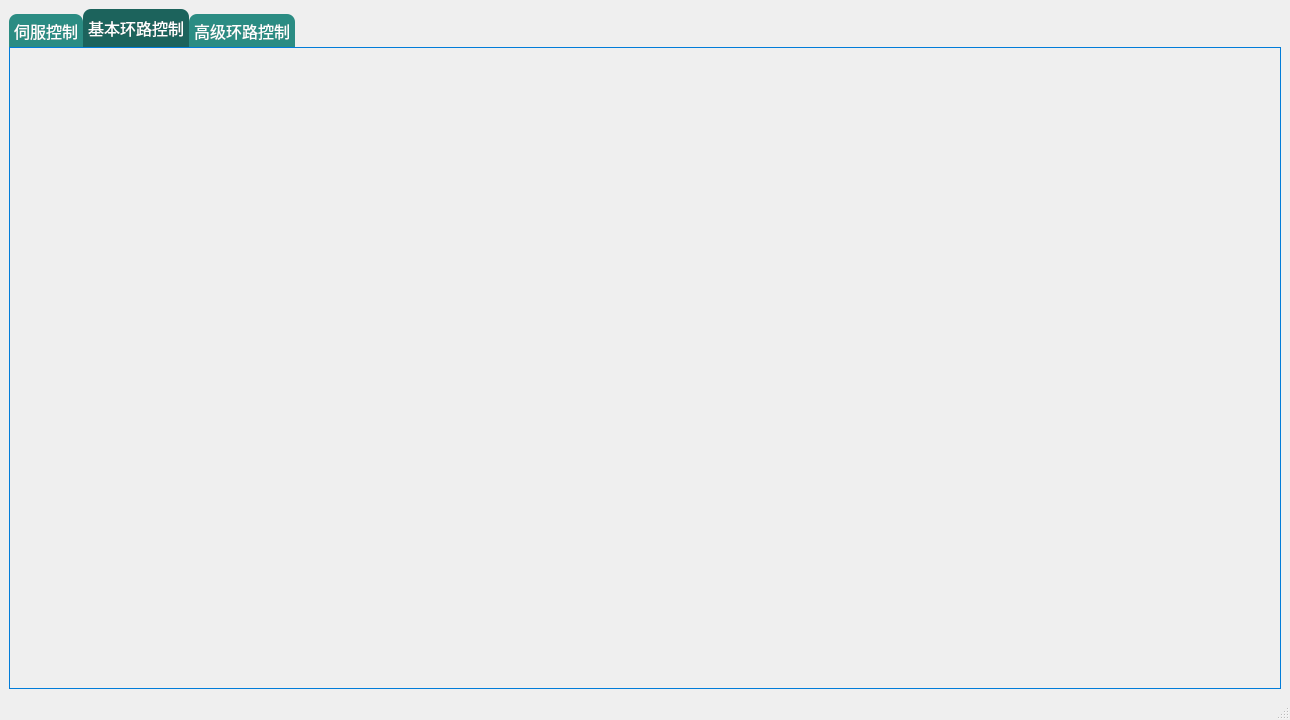
Before: the Qt Designer form mainwindow.ui in Code-Newborn/NewTest_MSVC2017, drawn with Qt 5.
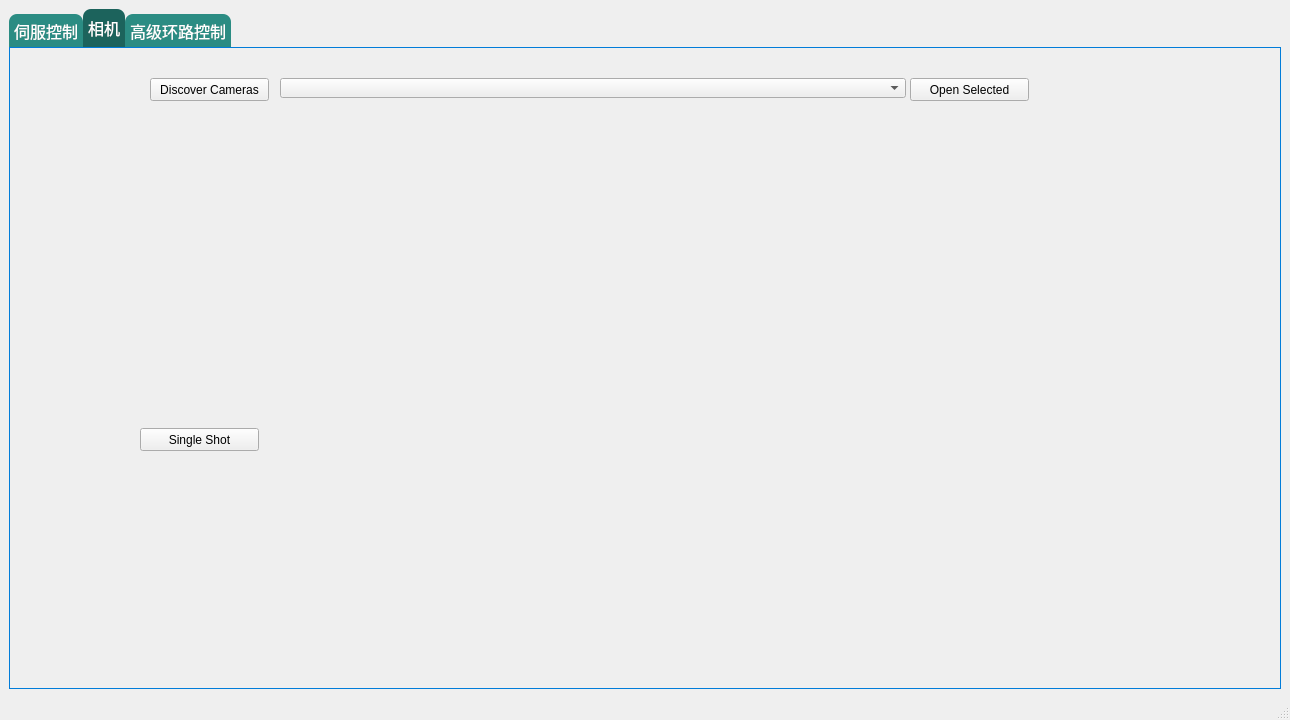
After: the same form once the commit is applied. The open tabs and pages were chosen to show the change. Icons and pictures are not drawn. Custom widgets are drawn as their Qt base class.

Commit message: [update] 检索相机功能

```diff
--- a/mainwindow.ui
+++ b/mainwindow.ui
@@ -1798,8 +1798,83 @@
         </widget>
         <widget class="QWidget" name="tab_2">
          <attribute name="title">
-          <string>基本环路控制</string>
+          <string>相机</string>
          </attribute>
+         <widget class="QWidget" name="image_1" native="true">
+          <property name="geometry">
+           <rect>
+            <x>130</x>
+            <y>110</y>
+            <width>351</width>
+            <height>221</height>
+           </rect>
+          </property>
+          <property name="autoFillBackground">
+           <bool>true</bool>
+          </property>
+         </widget>
+         <widget class="QWidget" name="image_2" native="true">
+          <property name="geometry">
+           <rect>
+            <x>570</x>
+            <y>100</y>
+            <width>351</width>
+            <height>221</height>
+           </rect>
+          </property>
+          <property name="autoFillBackground">
+           <bool>true</bool>
+          </property>
+         </widget>
+         <widget class="QPushButton" name="scanButton">
+          <property name="geometry">
+           <rect>
+            <x>140</x>
+            <y>30</y>
+            <width>119</width>
+            <height>23</height>
+           </rect>
+          </property>
+          <property name="text">
+           <string>Discover Cameras</string>
+          </property>
+         </widget>
+         <widget class="QComboBox" name="cameraList">
+          <property name="geometry">
+           <rect>
+            <x>270</x>
+            <y>30</y>
+            <width>626</width>
+            <height>20</height>
+           </rect>
+          </property>
+         </widget>
+         <widget class="QPushButton" name="singleShot">
+          <property name="geometry">
+           <rect>
+            <x>130</x>
+            <y>380</y>
+            <width>119</width>
+            <height>23</height>
+           </rect>
+          </property>
+          <property name="text">
+           <string>Single Shot</string>
+          </property>
+         </widget>
+         <widget class="QPushButton" name="openSelected">
+          <property name="geometry">
+           <rect>
+            <x>900</x>
+            <y>30</y>
+            <width>119</width>
+            <height>23</height>
+           </rect>
+          </property>
+          <property name="text">
+           <string>Open Selected</string>
+          </property>
+         </widget>
         </widget>
         <widget class="QWidget" name="tab_3">
          <property name="font">
```
Left out of the diff: 4 changed lines with no effect on the pictures. The commit also changes 6 other files.
